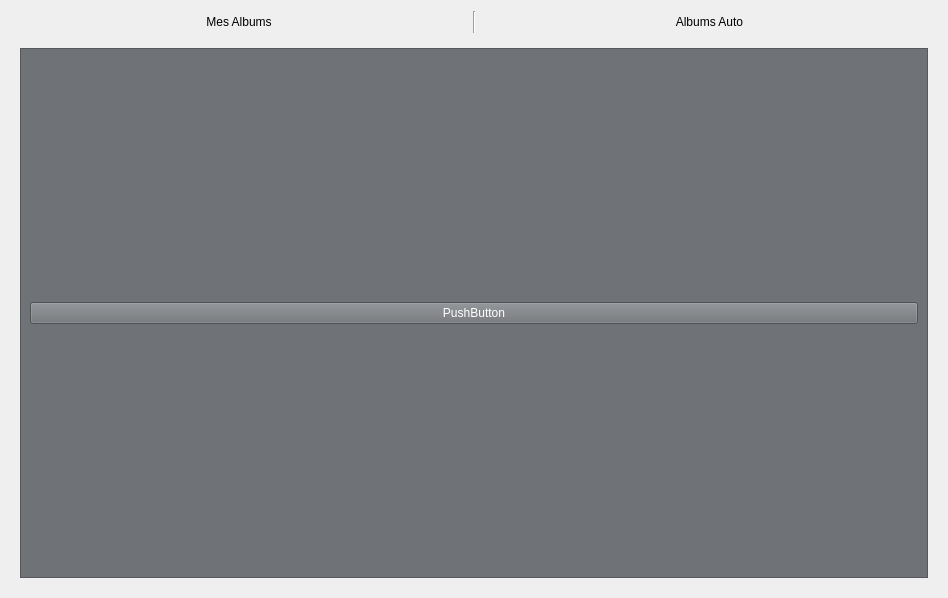
Old version of the form albumwindow.ui in the repository TheoFRASSI/GaleriePhotoIHM.
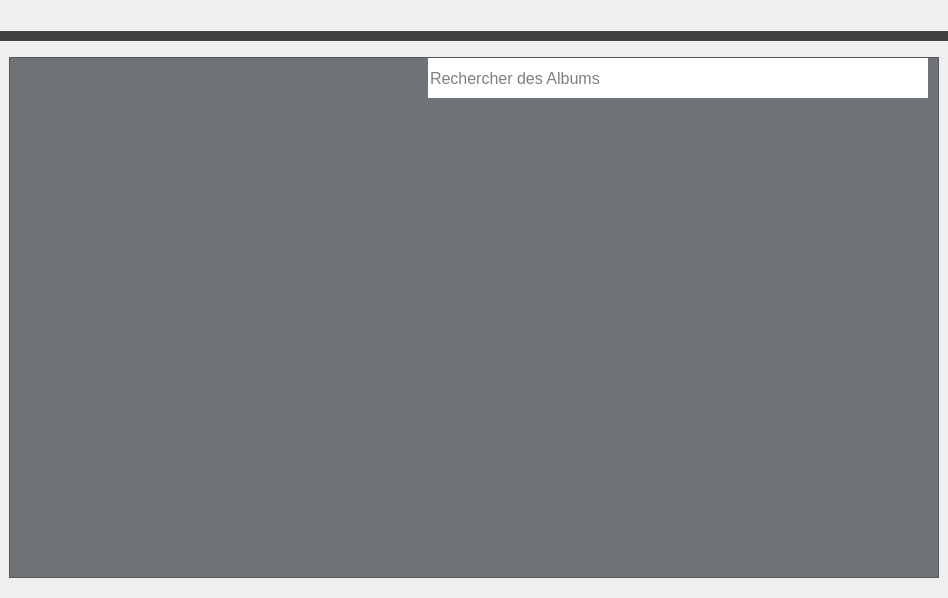
New version of the form.

What changed in the file:
```diff
--- a/albumwindow.ui
+++ b/albumwindow.ui
@@ -13,40 +13,538 @@
   <property name="windowTitle">
    <string>Form</string>
   </property>
-  <layout class="QHBoxLayout" name="horizontalLayout">
+  <layout class="QVBoxLayout" name="verticalLayout_6">
+   <property name="leftMargin">
+    <number>0</number>
+   </property>
+   <property name="topMargin">
+    <number>6</number>
+   </property>
+   <property name="rightMargin">
+    <number>0</number>
+   </property>
    <item>
     <layout class="QVBoxLayout" name="verticalLayout">
+     <property name="spacing">
+      <number>2</number>
+     </property>
      <item>
       <layout class="QHBoxLayout" name="horizontalLayout_2">
+       <property name="spacing">
+        <number>0</number>
+       </property>
        <item>
-        <widget class="QPushButton" name="albPersoButton">
-         <property name="text">
-          <string>Mes Albums</string>
+        <spacer name="horizontalSpacer">
+         <property name="orientation">
+          <enum>Qt::Horizontal</enum>
          </property>
-         <property name="flat">
-          <bool>true</bool>
+         <property name="sizeHint" stdset="0">
+          <size>
+           <width>40</width>
+           <height>20</height>
+          </size>
          </property>
-        </widget>
+        </spacer>
        </item>
        <item>
-        <widget class="Line" name="line">
-         <property name="orientation">
-          <enum>Qt::Vertical</enum>
+        <layout class="QHBoxLayout" name="layoutBoutonGauche">
+         <property name="spacing">
+          <number>0</number>
          </property>
-        </widget>
+        </layout>
        </item>
        <item>
-        <widget class="QPushButton" name="albAutoButton">
-         <property name="text">
-          <string>Albums Auto</string>
+        <layout class="QHBoxLayout" name="layoutBoutonDroit">
+         <property name="spacing">
+          <number>0</number>
          </property>
-         <property name="flat">
-          <bool>true</bool>
+        </layout>
+       </item>
+       <item>
+        <spacer name="horizontalSpacer_2">
+         <property name="orientation">
+          <enum>Qt::Horizontal</enum>
          </property>
-        </widget>
+         <property name="sizeHint" stdset="0">
+          <size>
+           <width>40</width>
+           <height>20</height>
+          </size>
+         </property>
+        </spacer>
        </item>
       </layout>
      </item>
+     <item>
+      <widget class="Line" name="line">
+       <property name="sizePolicy">
+        <sizepolicy hsizetype="Expanding" vsizetype="Minimum">
+         <horstretch>0</horstretch>
+         <verstretch>0</verstretch>
+        </sizepolicy>
+       </property>
+       <property name="minimumSize">
+        <size>
+         <width>0</width>
+         <height>20</height>
+        </size>
+       </property>
+       <property name="palette">
+        <palette>
+         <active>
+          <colorrole role="WindowText">
+           <brush brushstyle="SolidPattern">
+            <color alpha="255">
+             <red>62</red>
+             <green>64</green>
+             <blue>66</blue>
+            </color>
+           </brush>
+          </colorrole>
+          <colorrole role="Button">
+           <brush brushstyle="SolidPattern">
+            <color alpha="255">
+             <red>62</red>
+             <green>64</green>
+             <blue>66</blue>
+            </color>
+           </brush>
+          </colorrole>
+          <colorrole role="Light">
+           <brush brushstyle="SolidPattern">
+            <color alpha="255">
+             <red>93</red>
+             <green>96</green>
+             <blue>99</blue>
+            </color>
+           </brush>
+          </colorrole>
+          <colorrole role="Midlight">
+           <brush brushstyle="SolidPattern">
+            <color alpha="255">
+             <red>77</red>
+             <green>80</green>
+             <blue>82</blue>
+            </color>
+           </brush>
+          </colorrole>
+          <colorrole role="Dark">
+           <brush brushstyle="SolidPattern">
+            <color alpha="255">
+             <red>31</red>
+             <green>32</green>
+             <blue>33</blue>
+            </color>
+           </brush>
+          </colorrole>
+          <colorrole role="Mid">
+           <brush brushstyle="SolidPattern">
+            <color alpha="255">
+             <red>41</red>
+             <green>42</green>
+             <blue>44</blue>
+            </color>
+           </brush>
+          </colorrole>
+          <colorrole role="Text">
+           <brush brushstyle="SolidPattern">
+            <color alpha="255">
+             <red>62</red>
+             <green>64</green>
+             <blue>66</blue>
+            </color>
+           </brush>
+          </colorrole>
+          <colorrole role="BrightText">
+           <brush brushstyle="SolidPattern">
+            <color alpha="255">
+             <red>255</red>
+             <green>255</green>
+             <blue>255</blue>
+            </color>
+           </brush>
+          </colorrole>
+          <colorrole role="ButtonText">
+           <brush brushstyle="SolidPattern">
+            <color alpha="255">
+             <red>255</red>
+             <green>255</green>
+             <blue>255</blue>
+            </color>
+           </brush>
+          </colorrole>
+          <colorrole role="Base">
+           <brush brushstyle="SolidPattern">
+            <color alpha="255">
+             <red>0</red>
+             <green>0</green>
+             <blue>0</blue>
+            </color>
+           </brush>
+          </colorrole>
+          <colorrole role="Window">
+           <brush brushstyle="SolidPattern">
+            <color alpha="255">
+             <red>62</red>
+             <green>64</green>
+             <blue>66</blue>
+            </color>
+           </brush>
+          </colorrole>
+          <colorrole role="Shadow">
+           <brush brushstyle="SolidPattern">
+            <color alpha="255">
+             <red>0</red>
+             <green>0</green>
+             <blue>0</blue>
+            </color>
+           </brush>
+          </colorrole>
+          <colorrole role="AlternateBase">
+           <brush brushstyle="SolidPattern">
+            <color alpha="255">
+             <red>31</red>
+             <green>32</green>
+             <blue>33</blue>
+            </color>
+           </brush>
+          </colorrole>
+          <colorrole role="ToolTipBase">
+           <brush brushstyle="SolidPattern">
+            <color alpha="255">
+             <red>255</red>
+             <green>255</green>
+             <blue>220</blue>
+            </color>
+           </brush>
+          </colorrole>
+          <colorrole role="ToolTipText">
+           <brush brushstyle="SolidPattern">
+            <color alpha="255">
+             <red>0</red>
+             <green>0</green>
+             <blue>0</blue>
+            </color>
+           </brush>
+          </colorrole>
+          <colorrole role="PlaceholderText">
+           <brush brushstyle="SolidPattern">
+            <color alpha="128">
+             <red>255</red>
+             <green>255</green>
+             <blue>255</blue>
+            </color>
+           </brush>
+          </colorrole>
+         </active>
+         <inactive>
+          <colorrole role="WindowText">
+           <brush brushstyle="SolidPattern">
+            <color alpha="255">
+             <red>62</red>
+             <green>64</green>
+             <blue>66</blue>
+            </color>
+           </brush>
+          </colorrole>
+          <colorrole role="Button">
+           <brush brushstyle="SolidPattern">
+            <color alpha="255">
+             <red>62</red>
+             <green>64</green>
+             <blue>66</blue>
+            </color>
+           </brush>
+          </colorrole>
+          <colorrole role="Light">
+           <brush brushstyle="SolidPattern">
+            <color alpha="255">
+             <red>93</red>
+             <green>96</green>
+             <blue>99</blue>
+            </color>
+           </brush>
+          </colorrole>
+          <colorrole role="Midlight">
+           <brush brushstyle="SolidPattern">
+            <color alpha="255">
+             <red>77</red>
+             <green>80</green>
+             <blue>82</blue>
+            </color>
+           </brush>
+          </colorrole>
+          <colorrole role="Dark">
+           <brush brushstyle="SolidPattern">
+            <color alpha="255">
+             <red>31</red>
+             <green>32</green>
+             <blue>33</blue>
+            </color>
+           </brush>
+          </colorrole>
+          <colorrole role="Mid">
+           <brush brushstyle="SolidPattern">
+            <color alpha="255">
+             <red>41</red>
+             <green>42</green>
+             <blue>44</blue>
+            </color>
+           </brush>
+          </colorrole>
+          <colorrole role="Text">
+           <brush brushstyle="SolidPattern">
+            <color alpha="255">
+             <red>62</red>
+             <green>64</green>
+             <blue>66</blue>
+            </color>
+           </brush>
+          </colorrole>
+          <colorrole role="BrightText">
+           <brush brushstyle="SolidPattern">
+            <color alpha="255">
+             <red>255</red>
+             <green>255</green>
+             <blue>255</blue>
+            </color>
+           </brush>
+          </colorrole>
+          <colorrole role="ButtonText">
+           <brush brushstyle="SolidPattern">
+            <color alpha="255">
+             <red>255</red>
+             <green>255</green>
+             <blue>255</blue>
+            </color>
+           </brush>
+          </colorrole>
+          <colorrole role="Base">
+           <brush brushstyle="SolidPattern">
+            <color alpha="255">
+             <red>0</red>
+             <green>0</green>
+             <blue>0</blue>
+            </color>
+           </brush>
+          </colorrole>
+          <colorrole role="Window">
+           <brush brushstyle="SolidPattern">
+            <color alpha="255">
+             <red>62</red>
+             <green>64</green>
+             <blue>66</blue>
+            </color>
+           </brush>
+          </colorrole>
+          <colorrole role="Shadow">
+           <brush brushstyle="SolidPattern">
+            <color alpha="255">
+             <red>0</red>
+             <green>0</green>
+             <blue>0</blue>
+            </color>
+           </brush>
+          </colorrole>
+          <colorrole role="AlternateBase">
+           <brush brushstyle="SolidPattern">
+            <color alpha="255">
+             <red>31</red>
+             <green>32</green>
+             <blue>33</blue>
+            </color>
+           </brush>
+          </colorrole>
+          <colorrole role="ToolTipBase">
+           <brush brushstyle="SolidPattern">
+            <color alpha="255">
+             <red>255</red>
+             <green>255</green>
+             <blue>220</blue>
+            </color>
+           </brush>
+          </colorrole>
+          <colorrole role="ToolTipText">
+           <brush brushstyle="SolidPattern">
+            <color alpha="255">
+             <red>0</red>
+             <green>0</green>
+             <blue>0</blue>
+            </color>
+           </brush>
+          </colorrole>
+          <colorrole role="PlaceholderText">
+           <brush brushstyle="SolidPattern">
+            <color alpha="128">
+             <red>255</red>
+             <green>255</green>
+             <blue>255</blue>
+            </color>
+           </brush>
+          </colorrole>
+         </inactive>
+         <disabled>
+          <colorrole role="WindowText">
+           <brush brushstyle="SolidPattern">
+            <color alpha="255">
+             <red>31</red>
+             <green>32</green>
+             <blue>33</blue>
+            </color>
+           </brush>
+          </colorrole>
+          <colorrole role="Button">
+           <brush brushstyle="SolidPattern">
+            <color alpha="255">
+             <red>62</red>
+             <green>64</green>
+             <blue>66</blue>
+            </color>
+           </brush>
+          </colorrole>
+          <colorrole role="Light">
+           <brush brushstyle="SolidPattern">
+            <color alpha="255">
+             <red>93</red>
+             <green>96</green>
+             <blue>99</blue>
+            </color>
+           </brush>
+          </colorrole>
+          <colorrole role="Midlight">
+           <brush brushstyle="SolidPattern">
+            <color alpha="255">
+             <red>77</red>
+             <green>80</green>
+             <blue>82</blue>
+            </color>
+           </brush>
+          </colorrole>
+          <colorrole role="Dark">
+           <brush brushstyle="SolidPattern">
+            <color alpha="255">
+             <red>31</red>
+             <green>32</green>
+             <blue>33</blue>
+            </color>
+           </brush>
+          </colorrole>
+          <colorrole role="Mid">
+           <brush brushstyle="SolidPattern">
+            <color alpha="255">
+             <red>41</red>
+             <green>42</green>
+             <blue>44</blue>
+            </color>
+           </brush>
+          </colorrole>
+          <colorrole role="Text">
+           <brush brushstyle="SolidPattern">
+            <color alpha="255">
+             <red>31</red>
+             <green>32</green>
+             <blue>33</blue>
+            </color>
+           </brush>
+          </colorrole>
+          <colorrole role="BrightText">
+           <brush brushstyle="SolidPattern">
+            <color alpha="255">
+             <red>255</red>
+             <green>255</green>
+             <blue>255</blue>
+            </color>
+           </brush>
+          </colorrole>
+          <colorrole role="ButtonText">
+           <brush brushstyle="SolidPattern">
+            <color alpha="255">
+             <red>31</red>
+             <green>32</green>
+             <blue>33</blue>
+            </color>
+           </brush>
+          </colorrole>
+          <colorrole role="Base">
+           <brush brushstyle="SolidPattern">
+            <color alpha="255">
+             <red>62</red>
+             <green>64</green>
+             <blue>66</blue>
+            </color>
+           </brush>
+          </colorrole>
+          <colorrole role="Window">
+           <brush brushstyle="SolidPattern">
+            <color alpha="255">
+             <red>62</red>
+             <green>64</green>
+             <blue>66</blue>
+            </color>
+           </brush>
+          </colorrole>
+          <colorrole role="Shadow">
+           <brush brushstyle="SolidPattern">
+            <color alpha="255">
+             <red>0</red>
+             <green>0</green>
+             <blue>0</blue>
+            </color>
+           </brush>
+          </colorrole>
+          <colorrole role="AlternateBase">
+           <brush brushstyle="SolidPattern">
+            <color alpha="255">
+             <red>62</red>
+             <green>64</green>
+             <blue>66</blue>
+            </color>
+           </brush>
+          </colorrole>
+          <colorrole role="ToolTipBase">
+           <brush brushstyle="SolidPattern">
+            <color alpha="255">
+             <red>255</red>
+             <green>255</green>
+             <blue>220</blue>
+            </color>
+           </brush>
+          </colorrole>
+          <colorrole role="ToolTipText">
+           <brush brushstyle="SolidPattern">
+            <color alpha="255">
+             <red>0</red>
+             <green>0</green>
+             <blue>0</blue>
+            </color>
+           </brush>
+          </colorrole>
+          <colorrole role="PlaceholderText">
+           <brush brushstyle="SolidPattern">
+            <color alpha="128">
+             <red>255</red>
+             <green>255</green>
+             <blue>255</blue>
+            </color>
+           </brush>
+          </colorrole>
+         </disabled>
+        </palette>
+       </property>
+       <property name="frameShadow">
+        <enum>QFrame::Plain</enum>
+       </property>
+       <property name="lineWidth">
+        <number>10</number>
+       </property>
+       <property name="midLineWidth">
+        <number>10</number>
+       </property>
+       <property name="orientation">
+        <enum>Qt::Horizontal</enum>
+       </property>
+      </widget>
+     </item>
      <item>
       <widget class="QStackedWidget" name="stackedWidget">
        <property name="currentIndex">
@@ -526,7 +1024,536 @@
                <number>0</number>
               </property>
               <item>
-               <layout class="QVBoxLayout" name="verticalLayout_3"/>
+               <layout class="QHBoxLayout" name="horizontalLayout_3">
+                <property name="spacing">
+                 <number>0</number>
+                </property>
+                <property name="leftMargin">
+                 <number>10</number>
+                </property>
+                <property name="rightMargin">
+                 <number>10</number>
+                </property>
+                <item>
+                 <layout class="QHBoxLayout" name="layoutBoutonAdd">
+                  <property name="spacing">
+                   <number>0</number>
+                  </property>
+                 </layout>
+                </item>
+                <item>
+                 <spacer name="horizontalSpacer_3">
+                  <property name="orientation">
+                   <enum>Qt::Horizontal</enum>
+                  </property>
+                  <property name="sizeHint" stdset="0">
+                   <size>
+                    <width>40</width>
+                    <height>20</height>
+                   </size>
+                  </property>
+                 </spacer>
+                </item>
+                <item>
+                 <layout class="QHBoxLayout" name="horizontalLayout_4">
+                  <property name="spacing">
+                   <number>0</number>
+                  </property>
+                  <item>
+                   <spacer name="horizontalSpacer_4">
+                    <property name="orientation">
+                     <enum>Qt::Horizontal</enum>
+                    </property>
+                    <property name="sizeHint" stdset="0">
+                     <size>
+                      <width>40</width>
+                      <height>20</height>
+                     </size>
+                    </property>
+                   </spacer>
+                  </item>
+                  <item>
+                   <widget class="QLineEdit" name="lineEdit">
+                    <property name="minimumSize">
+                     <size>
+                      <width>500</width>
+                      <height>40</height>
+                     </size>
+                    </property>
+                    <property name="maximumSize">
+                     <size>
+                      <width>500</width>
+                      <height>40</height>
+                     </size>
+                    </property>
+                    <property name="palette">
+                     <palette>
+                      <active>
+                       <colorrole role="WindowText">
+                        <brush brushstyle="SolidPattern">
+                         <color alpha="255">
+                          <red>0</red>
+                          <green>0</green>
+                          <blue>0</blue>
+                         </color>
+                        </brush>
+                       </colorrole>
+                       <colorrole role="Button">
+                        <brush brushstyle="SolidPattern">
+                         <color alpha="255">
+                          <red>240</red>
+                          <green>248</green>
+                          <blue>255</blue>
+                         </color>
+                        </brush>
+                       </colorrole>
+                       <colorrole role="Light">
+                        <brush brushstyle="SolidPattern">
+                         <color alpha="255">
+                          <red>255</red>
+                          <green>255</green>
+                          <blue>255</blue>
+                         </color>
+                        </brush>
+                       </colorrole>
+                       <colorrole role="Midlight">
+                        <brush brushstyle="SolidPattern">
+                         <color alpha="255">
+                          <red>247</red>
+                          <green>251</green>
+                          <blue>255</blue>
+                         </color>
+                        </brush>
+                       </colorrole>
+                       <colorrole role="Dark">
+                        <brush brushstyle="SolidPattern">
+                         <color alpha="255">
+                          <red>120</red>
+                          <green>124</green>
+                          <blue>127</blue>
+                         </color>
+                        </brush>
+                       </colorrole>
+                       <colorrole role="Mid">
+                        <brush brushstyle="SolidPattern">
+                         <color alpha="255">
+                          <red>160</red>
+                          <green>165</green>
+                          <blue>170</blue>
+                         </color>
+                        </brush>
+                       </colorrole>
+                       <colorrole role="Text">
+                        <brush brushstyle="SolidPattern">
+                         <color alpha="255">
+                          <red>0</red>
+                          <green>0</green>
+                          <blue>0</blue>
+                         </color>
+                        </brush>
+                       </colorrole>
+                       <colorrole role="BrightText">
+                        <brush brushstyle="SolidPattern">
+                         <color alpha="255">
+                          <red>255</red>
+                          <green>255</green>
+                          <blue>255</blue>
+                         </color>
+                        </brush>
+                       </colorrole>
+                       <colorrole role="ButtonText">
+                        <brush brushstyle="SolidPattern">
+                         <color alpha="255">
+                          <red>0</red>
+                          <green>0</green>
+                          <blue>0</blue>
+                         </color>
+                        </brush>
+                       </colorrole>
+                       <colorrole role="Base">
+                        <brush brushstyle="SolidPattern">
+                         <color alpha="255">
+                          <red>255</red>
+                          <green>255</green>
+                          <blue>255</blue>
+                         </color>
+                        </brush>
+                       </colorrole>
+                       <colorrole role="Window">
+                        <brush brushstyle="SolidPattern">
+                         <color alpha="255">
+                          <red>240</red>
+                          <green>248</green>
+                          <blue>255</blue>
+                         </color>
+                        </brush>
+                       </colorrole>
+                       <colorrole role="Shadow">
+                        <brush brushstyle="SolidPattern">
+                         <color alpha="255">
+                          <red>0</red>
+                          <green>0</green>
+                          <blue>0</blue>
+                         </color>
+                        </brush>
+                       </colorrole>
+                       <colorrole role="AlternateBase">
+                        <brush brushstyle="SolidPattern">
+                         <color alpha="255">
+                          <red>247</red>
+                          <green>251</green>
+                          <blue>255</blue>
+                         </color>
+                        </brush>
+                       </colorrole>
+                       <colorrole role="ToolTipBase">
+                        <brush brushstyle="SolidPattern">
+                         <color alpha="255">
+                          <red>255</red>
+                          <green>255</green>
+                          <blue>220</blue>
+                         </color>
+                        </brush>
+                       </colorrole>
+                       <colorrole role="ToolTipText">
+                        <brush brushstyle="SolidPattern">
+                         <color alpha="255">
+                          <red>0</red>
+                          <green>0</green>
+                          <blue>0</blue>
+                         </color>
+                        </brush>
+                       </colorrole>
+                       <colorrole role="PlaceholderText">
+                        <brush brushstyle="SolidPattern">
+                         <color alpha="128">
+                          <red>0</red>
+                          <green>0</green>
+                          <blue>0</blue>
+                         </color>
+                        </brush>
+                       </colorrole>
+                      </active>
+                      <inactive>
+                       <colorrole role="WindowText">
+                        <brush brushstyle="SolidPattern">
+                         <color alpha="255">
+                          <red>0</red>
+                          <green>0</green>
+                          <blue>0</blue>
+                         </color>
+                        </brush>
+                       </colorrole>
+                       <colorrole role="Button">
+                        <brush brushstyle="SolidPattern">
+                         <color alpha="255">
+                          <red>240</red>
+                          <green>248</green>
+                          <blue>255</blue>
+                         </color>
+                        </brush>
+                       </colorrole>
+                       <colorrole role="Light">
+                        <brush brushstyle="SolidPattern">
+                         <color alpha="255">
+                          <red>255</red>
+                          <green>255</green>
+                          <blue>255</blue>
+                         </color>
+                        </brush>
+                       </colorrole>
+                       <colorrole role="Midlight">
+                        <brush brushstyle="SolidPattern">
+                         <color alpha="255">
+                          <red>247</red>
+                          <green>251</green>
+                          <blue>255</blue>
+                         </color>
+                        </brush>
+                       </colorrole>
+                       <colorrole role="Dark">
+                        <brush brushstyle="SolidPattern">
+                         <color alpha="255">
+                          <red>120</red>
+                          <green>124</green>
+                          <blue>127</blue>
+                         </color>
+                        </brush>
+                       </colorrole>
+                       <colorrole role="Mid">
+                        <brush brushstyle="SolidPattern">
+                         <color alpha="255">
+                          <red>160</red>
+                          <green>165</green>
+                          <blue>170</blue>
+                         </color>
+                        </brush>
+                       </colorrole>
+                       <colorrole role="Text">
+                        <brush brushstyle="SolidPattern">
+                         <color alpha="255">
+                          <red>0</red>
+                          <green>0</green>
+                          <blue>0</blue>
+                         </color>
+                        </brush>
+                       </colorrole>
+                       <colorrole role="BrightText">
+                        <brush brushstyle="SolidPattern">
+                         <color alpha="255">
+                          <red>255</red>
+                          <green>255</green>
+                          <blue>255</blue>
+                         </color>
+                        </brush>
+                       </colorrole>
+                       <colorrole role="ButtonText">
+                        <brush brushstyle="SolidPattern">
+                         <color alpha="255">
+                          <red>0</red>
+                          <green>0</green>
+                          <blue>0</blue>
+                         </color>
+                        </brush>
+                       </colorrole>
+                       <colorrole role="Base">
+                        <brush brushstyle="SolidPattern">
+                         <color alpha="255">
+                          <red>255</red>
+                          <green>255</green>
+                          <blue>255</blue>
+                         </color>
+                        </brush>
+                       </colorrole>
+                       <colorrole role="Window">
+                        <brush brushstyle="SolidPattern">
+                         <color alpha="255">
+                          <red>240</red>
+                          <green>248</green>
+                          <blue>255</blue>
+                         </color>
+                        </brush>
+                       </colorrole>
+                       <colorrole role="Shadow">
+                        <brush brushstyle="SolidPattern">
+                         <color alpha="255">
+                          <red>0</red>
+                          <green>0</green>
+                          <blue>0</blue>
+                         </color>
+                        </brush>
+                       </colorrole>
+                       <colorrole role="AlternateBase">
+                        <brush brushstyle="SolidPattern">
+                         <color alpha="255">
+                          <red>247</red>
+                          <green>251</green>
+                          <blue>255</blue>
+                         </color>
+                        </brush>
+                       </colorrole>
+                       <colorrole role="ToolTipBase">
+                        <brush brushstyle="SolidPattern">
+                         <color alpha="255">
+                          <red>255</red>
+                          <green>255</green>
+                          <blue>220</blue>
+                         </color>
+                        </brush>
+                       </colorrole>
+                       <colorrole role="ToolTipText">
+                        <brush brushstyle="SolidPattern">
+                         <color alpha="255">
+                          <red>0</red>
+                          <green>0</green>
+                          <blue>0</blue>
+                         </color>
+                        </brush>
+                       </colorrole>
+                       <colorrole role="PlaceholderText">
+                        <brush brushstyle="SolidPattern">
+                         <color alpha="128">
+                          <red>0</red>
+                          <green>0</green>
+                          <blue>0</blue>
+                         </color>
+                        </brush>
+                       </colorrole>
+                      </inactive>
+                      <disabled>
+                       <colorrole role="WindowText">
+                        <brush brushstyle="SolidPattern">
+                         <color alpha="255">
+                          <red>120</red>
+                          <green>124</green>
+                          <blue>127</blue>
+                         </color>
+                        </brush>
+                       </colorrole>
+                       <colorrole role="Button">
+                        <brush brushstyle="SolidPattern">
+                         <color alpha="255">
+                          <red>240</red>
+                          <green>248</green>
+                          <blue>255</blue>
+                         </color>
+                        </brush>
+                       </colorrole>
+                       <colorrole role="Light">
+                        <brush brushstyle="SolidPattern">
+                         <color alpha="255">
+                          <red>255</red>
+                          <green>255</green>
+                          <blue>255</blue>
+                         </color>
+                        </brush>
+                       </colorrole>
+                       <colorrole role="Midlight">
+                        <brush brushstyle="SolidPattern">
+                         <color alpha="255">
+                          <red>247</red>
+                          <green>251</green>
+                          <blue>255</blue>
+                         </color>
+                        </brush>
+                       </colorrole>
+                       <colorrole role="Dark">
+                        <brush brushstyle="SolidPattern">
+                         <color alpha="255">
+                          <red>120</red>
+                          <green>124</green>
+                          <blue>127</blue>
+                         </color>
+                        </brush>
+                       </colorrole>
+                       <colorrole role="Mid">
+                        <brush brushstyle="SolidPattern">
+                         <color alpha="255">
+                          <red>160</red>
+                          <green>165</green>
+                          <blue>170</blue>
+                         </color>
+                        </brush>
+                       </colorrole>
+                       <colorrole role="Text">
+                        <brush brushstyle="SolidPattern">
+                         <color alpha="255">
+                          <red>120</red>
+                          <green>124</green>
+                          <blue>127</blue>
+                         </color>
+                        </brush>
+                       </colorrole>
+                       <colorrole role="BrightText">
+                        <brush brushstyle="SolidPattern">
+                         <color alpha="255">
+                          <red>255</red>
+                          <green>255</green>
+                          <blue>255</blue>
+                         </color>
+                        </brush>
+                       </colorrole>
+                       <colorrole role="ButtonText">
+                        <brush brushstyle="SolidPattern">
+                         <color alpha="255">
+                          <red>120</red>
+                          <green>124</green>
+                          <blue>127</blue>
+                         </color>
+                        </brush>
+                       </colorrole>
+                       <colorrole role="Base">
+                        <brush brushstyle="SolidPattern">
+                         <color alpha="255">
+                          <red>240</red>
+                          <green>248</green>
+                          <blue>255</blue>
+                         </color>
+                        </brush>
+                       </colorrole>
+                       <colorrole role="Window">
+                        <brush brushstyle="SolidPattern">
+                         <color alpha="255">
+                          <red>240</red>
+                          <green>248</green>
+                          <blue>255</blue>
+                         </color>
+                        </brush>
+                       </colorrole>
+                       <colorrole role="Shadow">
+                        <brush brushstyle="SolidPattern">
+                         <color alpha="255">
+                          <red>0</red>
+                          <green>0</green>
+                          <blue>0</blue>
+                         </color>
+                        </brush>
+                       </colorrole>
+                       <colorrole role="AlternateBase">
+                        <brush brushstyle="SolidPattern">
+                         <color alpha="255">
+                          <red>240</red>
+                          <green>248</green>
+                          <blue>255</blue>
+                         </color>
+                        </brush>
+                       </colorrole>
+                       <colorrole role="ToolTipBase">
+                        <brush brushstyle="SolidPattern">
+                         <color alpha="255">
+                          <red>255</red>
+                          <green>255</green>
+                          <blue>220</blue>
+                         </color>
+                        </brush>
+                       </colorrole>
+                       <colorrole role="ToolTipText">
+                        <brush brushstyle="SolidPattern">
+                         <color alpha="255">
+                          <red>0</red>
+                          <green>0</green>
+                          <blue>0</blue>
+                         </color>
+                        </brush>
+                       </colorrole>
+                       <colorrole role="PlaceholderText">
+                        <brush brushstyle="SolidPattern">
+                         <color alpha="128">
+                          <red>0</red>
+                          <green>0</green>
+                          <blue>0</blue>
+                         </color>
+                        </brush>
+                       </colorrole>
+                      </disabled>
+                     </palette>
+                    </property>
+                    <property name="font">
+                     <font>
+                      <pointsize>12</pointsize>
+                     </font>
+                    </property>
+                    <property name="inputMask">
+                     <string/>
+                    </property>
+                    <property name="frame">
+                     <bool>false</bool>
+                    </property>
+                    <property name="placeholderText">
+                     <string>Rechercher des Albums</string>
+                    </property>
+                   </widget>
+                  </item>
+                  <item>
+                   <layout class="QHBoxLayout" name="layoutBoutonSearch">
+                    <property name="spacing">
+                     <number>0</number>
+                    </property>
+                   </layout>
+                  </item>
+                 </layout>
+                </item>
+               </layout>
               </item>
               <item>
                <widget class="QScrollArea" name="scrollArea">
@@ -553,8 +1580,8 @@
                   <rect>
                    <x>0</x>
                    <y>0</y>
-                   <width>906</width>
-                   <height>523</height>
+                   <width>930</width>
+                   <height>478</height>
                   </rect>
                  </property>
                  <layout class="QVBoxLayout" name="verticalLayout_5">
@@ -571,13 +1598,6 @@
                     </property>
                    </layout>
                   </item>
-                  <item>
-                   <widget class="QPushButton" name="newAlbButton">
-                    <property name="text">
-                     <string>PushButton</string>
-                    </property>
-                   </widget>
-                  </item>
                  </layout>
                 </widget>
                </widget>
```
Left out of the diff: 16 changed lines with no effect on the pictures.
